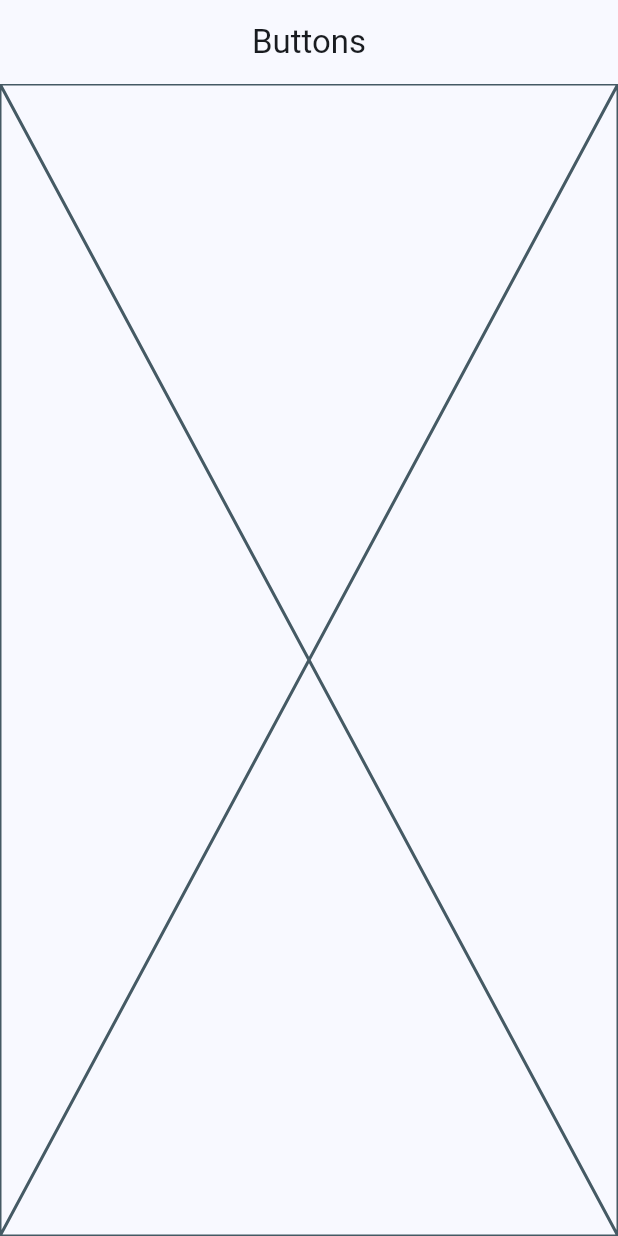
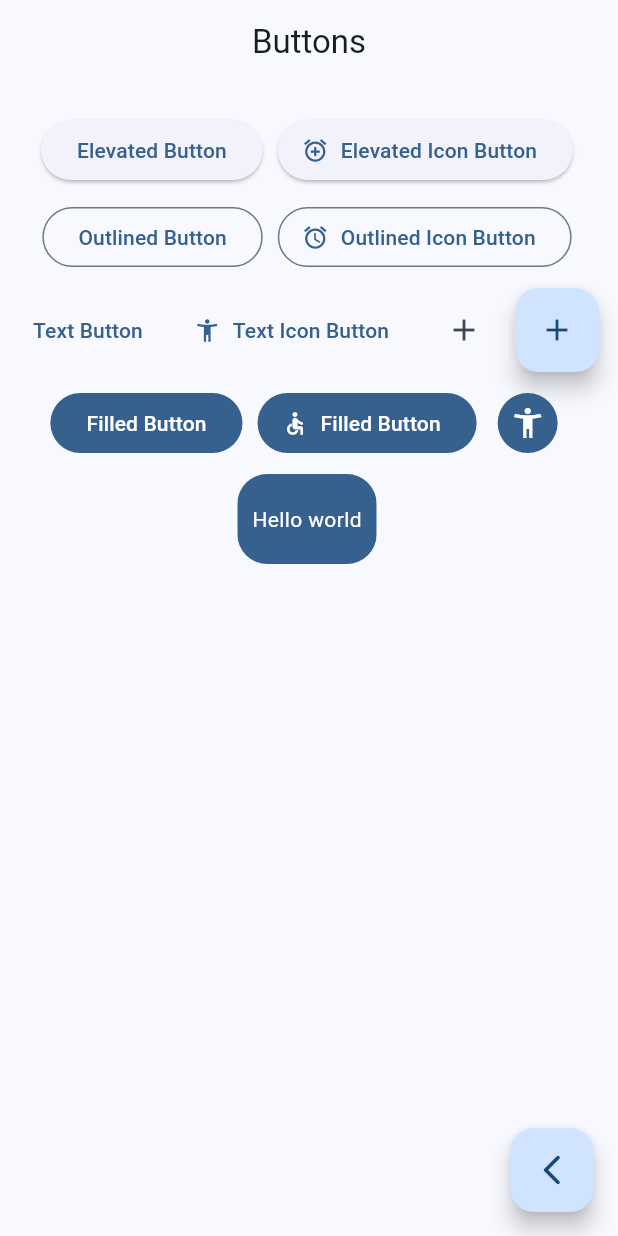
Before and after one commit to WWZ90/widgets_app, a Flutter app: the ButtonsScreen screen opened by its route, on a phone screen of 412 x 824 dp. Run offline on Flutter 3.47's test engine with Material 3 defaults, Android fonts, the phone set to English and light mode, and no system bars; our stand-ins replace go_router.

Commit message:
Button screen finish

```diff
--- a/lib/presentation/screens/buttons/buttons_screen.dart
+++ b/lib/presentation/screens/buttons/buttons_screen.dart
@@ -1,17 +1,103 @@
 import 'package:flutter/material.dart';
+import 'package:go_router/go_router.dart';
 
 class ButtonsScreen extends StatelessWidget {
   static const String name = 'buttons_screen';
   const ButtonsScreen({super.key});
 
   @override
-  Widget build(t) {
+  Widget build(BuildContext context) {
     return Scaffold(
-      appBar: AppBar(
-        title: const Text('Buttons'),
-        centerTitle: true,
+      appBar: AppBar(title: const Text('Buttons'), centerTitle: true),
+      body: _ButtonsView(),
+      floatingActionButton: FloatingActionButton(
+        onPressed: () {
+          context.pop();
+        },
+        child: const Icon(Icons.arrow_back_ios_new_rounded),
       ),
-      body: const Placeholder(),
     );
   }
 }
+
+class _ButtonsView extends StatelessWidget {
+  @override
+  Widget build(BuildContext context) {
+    final colors = Theme.of(context).colorScheme;
+    return Padding(
+      padding: const EdgeInsets.symmetric(horizontal: 10, vertical: 20),
+      child: Wrap(
+        spacing: 10,
+        runSpacing: 10,
+        alignment: WrapAlignment.center,
+        crossAxisAlignment: WrapCrossAlignment.center,
+        children: [
+          ElevatedButton(
+            onPressed: () {},
+            child: const Text('Elevated Button'),
+          ),
+          ElevatedButton.icon(
+            onPressed: () {},
+            icon: const Icon(Icons.add_alarm),
+            label: const Text('Elevated Icon Button'),
+          ),
+          OutlinedButton(
+            onPressed: () {},
+            child: const Text('Outlined Button'),
+          ),
+          OutlinedButton.icon(
+            onPressed: () {},
+            icon: const Icon(Icons.access_alarm),
+            label: const Text('Outlined Icon Button'),
+          ),
+          TextButton(onPressed: () {}, child: const Text('Text Button')),
+          TextButton.icon(
+            onPressed: () {},
+            icon: const Icon(Icons.accessibility_new),
+            label: const Text('Text Icon Button'),
+          ),
+          IconButton(onPressed: () {}, icon: const Icon(Icons.add)),
+          FloatingActionButton(onPressed: () {}, child: const Icon(Icons.add)),
+          FilledButton(onPressed: () {}, child: const Text('Filled Button')),
+          FilledButton.icon(
+            onPressed: () {},
+            icon: const Icon(Icons.accessible),
+            label: const Text('Filled Button'),
+          ),
+          IconButton(
+            onPressed: () {},
+            icon: const Icon(Icons.accessibility_new),
+            tooltip: 'Icon Button',
+            style: ButtonStyle(
+              backgroundColor: WidgetStateProperty.all(colors.primary),
+              iconColor: WidgetStateProperty.all(Colors.white),
+            ),
+          ),
+          CustomButton(),
+        ],
+      ),
+    );
+  }
+}
+
+class CustomButton extends StatelessWidget {
+  const CustomButton({super.key});
+
+  @override
+  Widget build(BuildContext context) {
+    final colors = Theme.of(context).colorScheme;
+    return ClipRRect(
+      borderRadius: BorderRadius.circular(20),
+      child: Material(
+        color: colors.primary,
+        child: InkWell(
+          onTap: () {},
+          child: Padding(
+            padding: const EdgeInsets.symmetric(horizontal: 10.0, vertical: 20),
+            child: Text('Hello world', style: TextStyle(color: Colors.white)),
+          ),
+        ),
+      ),
+    );
+  }
+}
--- a/lib/presentation/screens/home/home_screen.dart
+++ b/lib/presentation/screens/home/home_screen.dart
@@ -42,7 +42,7 @@ class _CustomListTile extends StatelessWidget {
       subtitle: Text(menuItem.subTitle),
       trailing: Icon(Icons.chevron_right_outlined, color: colors.primary),
       onTap: () {
-        context.pushNamed(menuItem.link);
+        context.push(menuItem.link);
       },
     );
   }
```
